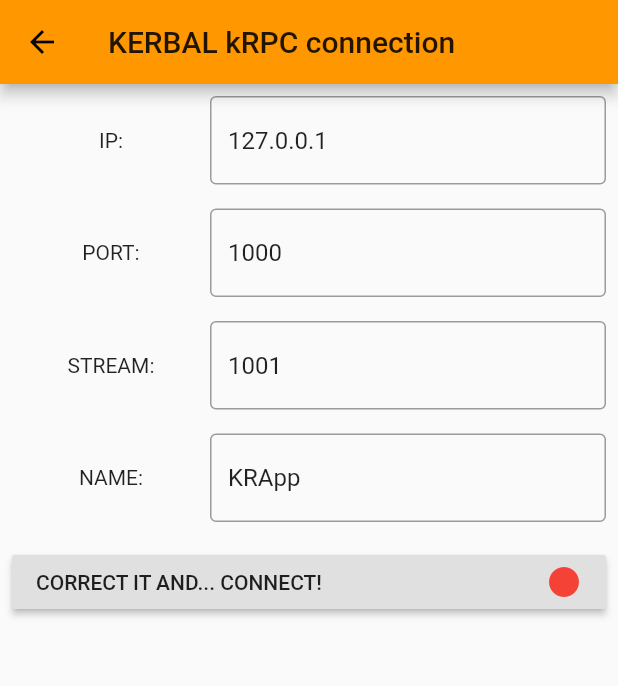
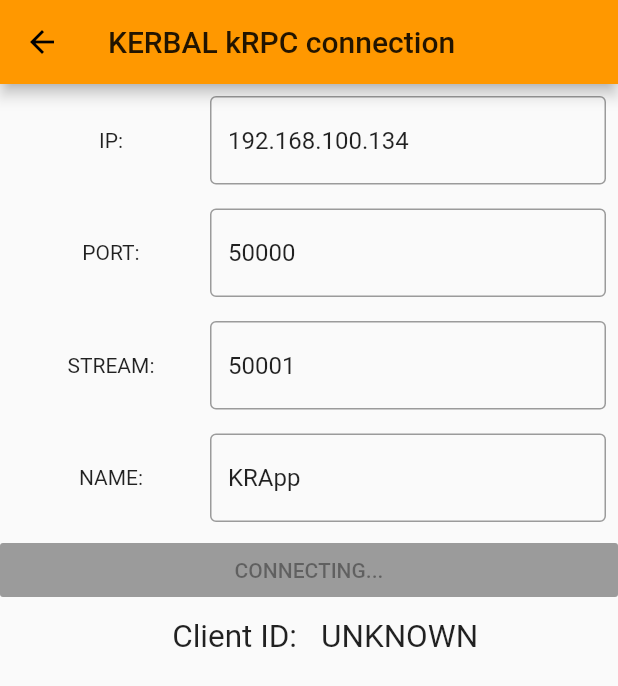
Before and after one commit to MecaVol/KerbalRemoteApplication, a Flutter app: the ConnectionPage screen opened by its route, after a tap on "CONNECT", on a phone screen of 412 x 824 dp. Shown: the top 686 px of the screen. Run offline on Flutter 3.47's test engine with Material 2 defaults, Android fonts, the phone set to English and light mode, and no system bars; our stand-ins replace bloc, fixnum, flutter_bloc, logger, shared_preferences; missing offline and left inert: protobuf; accounts and stored records are empty; network calls fail; statements that could not run were skipped.

Commit message:
Connection bloc reviewed completely.

```diff
--- a/lib/blocs/kerbal_communicator/kerbal_communicator_bloc.dart
+++ b/lib/blocs/kerbal_communicator/kerbal_communicator_bloc.dart
@@ -2,8 +2,8 @@ import 'dart:async';
 import 'dart:typed_data';
 
 import 'package:bloc/bloc.dart';
-import 'package:kerbal_remote_application/proto/krpc.pb.dart' show Request, ProcedureCall;
-import 'package:kerbal_remote_application/utils/logger.dart';
+import 'package:kerbal_remote_application/proto/krpc.pb.dart'
+    show Request, ProcedureCall, Response, ProcedureResult;
 
 import 'package:meta/meta.dart';
 
@@ -16,14 +16,11 @@ part 'kerbal_communicator_state.dart';
 ///
 /// It is provided with kRPC sink and stream to send requests and receive
 /// responses, and to handle kRPC streams.
-class KerbalComBloc
-    extends Bloc<KerbalComEvent, KerbalComState> {
-
-  StreamSink<dynamic> _rpcSink;
-  Stream<dynamic> _rpcStream;
+class KrappComBloc
+    extends Bloc<KrappComEvent, KrappComState> {
 
   @override
-  KerbalComState get initialState => IdleKerbalComState();
+  KrappComState get initialState => IdleKerbalComState();
 
   Uint8List _getClientIDRawRequest() {
     var request = Request();
@@ -35,15 +32,12 @@ class KerbalComBloc
   }
 
   @override
-  Stream<KerbalComState> mapEventToState(
-      KerbalComEvent event) async* {
+  Stream<KrappComState> mapEventToState(
+      KrappComEvent event) async* {
     yield IdleKerbalComState();
-    if (event is SetRPCKerbalComEvent) {
-      _rpcSink = event.rpcSink;
-      _rpcStream = event.rpcStream;
-      _rpcSink.add(_getClientIDRawRequest());
-      var rawResponse = await _rpcStream.first;
-      logD(rawResponse.toString());
+    if (event is ResponseKrappComEvent) {
+      var response = Response();
+      yield JsonResponseKrappComState(response.writeToJsonMap());
     }
   }
 }
--- a/lib/blocs/kerbal_communicator/kerbal_communicator_event.dart
+++ b/lib/blocs/kerbal_communicator/kerbal_communicator_event.dart
@@ -1,14 +1,10 @@
 part of 'kerbal_communicator_bloc.dart';
 
 @immutable
-abstract class KerbalComEvent {}
+abstract class KrappComEvent {}
 
-class SetRPCKerbalComEvent extends KerbalComEvent {
-  final StreamSink<dynamic> _dataSink;
-  final Stream<dynamic> _dataStream;
-
-  StreamSink<dynamic> get rpcSink => _dataSink;
-  Stream<dynamic> get rpcStream => _dataStream;
-
-  SetRPCKerbalComEvent(this._dataSink, this._dataStream);
+class ResponseKrappComEvent extends KrappComEvent {
+  final Uint8List _data;
+  Uint8List get data => _data;
+  ResponseKrappComEvent(this._data);
 }
--- a/lib/blocs/kerbal_communicator/kerbal_communicator_state.dart
+++ b/lib/blocs/kerbal_communicator/kerbal_communicator_state.dart
@@ -1,6 +1,12 @@
 part of 'kerbal_communicator_bloc.dart';
 
 @immutable
-abstract class KerbalComState {}
+abstract class KrappComState {}
 
-class IdleKerbalComState extends KerbalComState {}
+class IdleKerbalComState extends KrappComState {}
+
+class JsonResponseKrappComState extends KrappComState {
+  final Map<String, dynamic> _json;
+  Map<String, dynamic> get json => _json;
+  JsonResponseKrappComState(this._json);
+}
--- a/lib/blocs/kerbal_connection/kerbal_connection_bloc.dart
+++ b/lib/blocs/kerbal_connection/kerbal_connection_bloc.dart
@@ -1,37 +1,47 @@
 import 'dart:async';
-import 'dart:io';
 import 'dart:typed_data';
 import 'package:bloc/bloc.dart';
 import 'package:flutter/cupertino.dart';
 import 'package:flutter_bloc/flutter_bloc.dart';
-import 'package:kerbal_remote_application/blocs/kerbal_communicator/kerbal_communicator_bloc.dart';
+import 'package:kerbal_remote_application/model/krapp_data.dart';
 import 'package:kerbal_remote_application/proto/encoded_messages.dart';
 import 'package:kerbal_remote_application/utils/logger.dart';
 import 'package:meta/meta.dart';
+import 'package:web_socket_channel/io.dart';
 import 'package:web_socket_channel/web_socket_channel.dart';
 
 part 'kerbal_connection_event.dart';
 
 part 'kerbal_connection_state.dart';
 
-enum CONNECTION_STATUS {
-  DISCONNECTED,
-  CONNECTED,
-  ERROR
-}
-
 /// [KrappConnBloc] is responsible of sending and receiving data from
 /// KSP, through web socket protocol
 ///
 /// Through the web_socket_channel plugin, it establishes a websocket
 /// connection to kRPC and provide rpc and stream communication interfaces.
-/// See KerbalCommunicator classes for communication interfaces.
+///
 class KrappConnBloc extends Bloc<KrappConnEvent, KrappConnState> {
-  WebSocketChannel _channel;
-  CONNECTION_STATUS _status = CONNECTION_STATUS.DISCONNECTED;
+
+  WebSocketChannel _rpcChannel;
+  WebSocketChannel _streamChannel;
+
+  Stream<KrappData> rpcStream;
+
+  final _krappStreamTransformer = StreamTransformer<Uint8List, KrappData>
+    .fromHandlers(
+      handleData: (Uint8List data, EventSink<KrappData> sink) {
+        sink.add(KrappData(data, null));
+      },
+      handleError: (error, _, EventSink<KrappData> sink) {
+        sink.add(KrappData(null, error.toString()));
+      },
+      handleDone: (EventSink<KrappData> sink) {
+        sink.add(KrappData(null, 'Stream stopped by the kRPC server!'));
+      }
+  );
 
   @override
-  KrappConnState get initialState => StatusKrappConnState(_status);
+  KrappConnState get initialState => DisconnectedKrappConnState();
 
   Uri _getUri(String url, int port, [String name = 'Krapp']) {
     // todo: Make some checks?
@@ -41,35 +51,46 @@ class KrappConnBloc extends Bloc<KrappConnEvent, KrappConnState> {
   @override
   Stream<KrappConnState> mapEventToState(KrappConnEvent event) async* {
 
-    yield WaitingKrappConnState();
-
-    if (event is StatusKrappConnEvent) {
-      yield StatusKrappConnState(_status);
-
-    } else if (event is ConnectKrappConnEvent) {
+    if (event is ConnectKrappConnEvent) {
+      yield ConnectingKrappConnState();
       Uri uri = _getUri(event.url, event.port, event.name);
-      _channel = WebSocketChannel.connect(uri);
-      _channel.stream.listen((data) {
-        if (data is Uint8List) {
-          _status = CONNECTION_STATUS.CONNECTED;
-          logD(data.toString());
-        }
-      }, onError: ((error) {
-        logE('RPC stream error: ' + error.toString());
-        _status = CONNECTION_STATUS.ERROR;
-      }));
-      _channel.sink.add(EncodedMessages.getClientIDRequest());
+      _rpcChannel = IOWebSocketChannel.connect(uri);
+      rpcStream = _rpcChannel.stream.transform(_krappStreamTransformer);
+      _rpcChannel.sink.add(EncodedMessages.getClientIDRequest());
+      KrappData data = await rpcStream.last;
+      if (data.onError) {
+        yield ErrorKrappConnState(data.error);
+        this.add(DisconnectKrappConnEvent());
+      } else {
+        yield ConnectedKrappConnState(rpcStream);
+      }
 
     } else if (event is DisconnectKrappConnEvent) {
-      if (_channel != null || _channel.closeCode != null) {
-        _channel.sink.close();
+      if (_rpcChannel != null || _rpcChannel.closeCode != null) {
+        _rpcChannel.sink.close();
       }
-      _status = CONNECTION_STATUS.DISCONNECTED;
+      if (_streamChannel != null || _streamChannel.closeCode != null) {
+        _streamChannel.sink.close();
+      }
+      _rpcChannel = null;
+      yield DisconnectedKrappConnState();
 
     } else if (event is RpcRequestKrappConnEvent) {
+      if (_rpcChannel != null || _rpcChannel.closeCode != null) {
+        _rpcChannel.sink.add(event.data);
+        KrappData data = await rpcStream.last;
+        if (data.onError) {
+          yield ErrorKrappConnState(data.error);
+          this.add(DisconnectKrappConnEvent());
+        } else {
+          yield RpcResponseKrappConnState(data.data);
+        }
+      } else {
+        yield ErrorKrappConnState('RPC data sent to a closed connection.');
+      }
 
     } else if (event is StreamSubscriptionKrappConnEvent) {
-
+      // todo: do!
     }
   }
 }
--- a/lib/blocs/kerbal_connection/kerbal_connection_event.dart
+++ b/lib/blocs/kerbal_connection/kerbal_connection_event.dart
@@ -3,21 +3,32 @@ part of 'kerbal_connection_bloc.dart';
 @immutable
 abstract class KrappConnEvent {}
 
-class StatusKrappConnEvent extends KrappConnEvent {}
-
+/// Request for connection event. It requires some fields to build the Uri, but
+/// it connects to localhost with default kRPC server ports if not provided.
 class ConnectKrappConnEvent extends KrappConnEvent {
 
   final String url;
   final int port;
+  final int stream;
   final String name;
 
-  ConnectKrappConnEvent(this.url, this.port, [this.name = "KRApp"]);
+  ConnectKrappConnEvent(this.url, this.port, this.stream, [this.name = "KRApp"]) {
+    logD('CONNECTION REQUEST: url=' + url + ' port=' + port.toString() +
+        ' stream=' + stream.toString() + ' name=' + name);
+  }
 }
 
+/// Request for kRPC disconnection.
 class DisconnectKrappConnEvent extends KrappConnEvent {}
 
+/// Event to handle a RPC request. It has to be encoded already!
 class RpcRequestKrappConnEvent extends KrappConnEvent {
-  // todo: add Request data
+  final Uint8List _data;
+  Uint8List get data => _data;
+  RpcRequestKrappConnEvent(this._data) {}
 }
 
-class StreamSubscriptionKrappConnEvent extends KrappConnEvent {}
+/// Request for a kRPC data stream to start.
+class StreamSubscriptionKrappConnEvent extends KrappConnEvent {
+  // todo: do!
+}
--- a/lib/blocs/kerbal_connection/kerbal_connection_state.dart
+++ b/lib/blocs/kerbal_connection/kerbal_connection_state.dart
@@ -3,8 +3,35 @@ part of 'kerbal_connection_bloc.dart';
 @immutable
 abstract class KrappConnState {}
 
-class WaitingKrappConnState extends KrappConnState {}
+/// Initial State. It also shows that the connection is reset completely.
+class DisconnectedKrappConnState extends KrappConnState {}
 
+/// Temporary state, while waiting for the connection to establish or fail.
+class ConnectingKrappConnState extends KrappConnState {}
+
+/// Connected event, providing a KrappData stream to allow stream building
+/// widget if needed.
+class ConnectedKrappConnState extends KrappConnState {
+  final Stream<KrappData> _rpcStream;
+  Stream<KrappData> get rpcStream => _rpcStream;
+  ConnectedKrappConnState(this._rpcStream) {}
+}
+
+/// A unitary RPC response from server, with no TCP connection error.
+/// Warning: it may be fired in case of protobuf error sent by kRPC server!
+class RpcResponseKrappConnState extends KrappConnState {
+  final Uint8List _data;
+  Uint8List get data => _data;
+  RpcResponseKrappConnState(this._data);
+}
+
+class StreamKrappConnState extends KrappConnState {
+  // todo: Stream stuff
+}
+
+/// Fired when a TCP connection error has been encountered. It may be due to
+/// wrong parameters in initial connection request, or any connectivity
+/// problem.
 class ErrorKrappConnState extends KrappConnState {
   final String _message;
 
@@ -12,19 +39,3 @@ class ErrorKrappConnState extends KrappConnState {
     logE('CONNECTION ERRROR: ' + _message);
   }
 }
-
-class StatusKrappConnState extends KrappConnState {
-  final CONNECTION_STATUS _status;
-
-  CONNECTION_STATUS get status => _status;
-
-  StatusKrappConnState(this._status);
-}
-
-class RpcResponseKrappConnState extends KrappConnState {
-  // todo: Response stuff
-}
-
-class StreamKrappConnState extends KrappConnState {
-  // todo: Stream stuff
-}
--- a/lib/main.dart
+++ b/lib/main.dart
@@ -1,11 +1,9 @@
 import 'package:flutter/material.dart';
 import 'package:flutter_bloc/flutter_bloc.dart';
 import 'package:kerbal_remote_application/pages/route_generator.dart';
-import 'package:logger_flutter/logger_flutter.dart';
 import 'blocs/kerbal_communicator/kerbal_communicator_bloc.dart';
 import 'blocs/kerbal_connection/kerbal_connection_bloc.dart';
 import 'blocs/shared_prefs/shared_prefs_bloc.dart';
-import 'pages/connection_page.dart';
 import 'themes/theme_generator.dart';
 
 void main() {
@@ -20,8 +18,8 @@ class KerbalRemoteApp extends StatelessWidget {
         BlocProvider<KrappConnBloc>(
           create: (_) => KrappConnBloc(),
         ),
-        BlocProvider<KerbalComBloc>(
-          create: (_) => KerbalComBloc(),
+        BlocProvider<KrappComBloc>(
+          create: (_) => KrappComBloc(),
         ),
         BlocProvider<SharedPrefsBloc>(
           create: (_) => SharedPrefsBloc(),
--- /dev/null
+++ b/lib/model/krapp_data.dart
@@ -0,0 +1,20 @@
+import 'dart:typed_data';
+
+import 'package:kerbal_remote_application/utils/logger.dart';
+
+/// Class to handle data received from kRPC web sockets.
+///
+/// It handles stream errors form web sockets and received raw data of the
+/// protobuf.
+class KrappData {
+  final String _error;
+  final Uint8List _data;
+
+  bool get onError => _error != null;
+  String get error => _error ?? 'None';
+  Uint8List get data => _data;
+
+  KrappData(this._data, this._error) {
+    logD('KrappData: data=' + _data.toString() + ' error=' + _error);
+  }
+}
--- a/lib/pages/debug_page.dart
+++ b/lib/pages/debug_page.dart
@@ -1,4 +1,8 @@
 import 'package:flutter/material.dart';
+import 'package:flutter_bloc/flutter_bloc.dart';
+import 'package:kerbal_remote_application/blocs/kerbal_connection/kerbal_connection_bloc.dart';
+import 'package:kerbal_remote_application/proto/encoded_messages.dart';
+import 'package:kerbal_remote_application/utils/logger.dart';
 import 'package:kerbal_remote_application/widgets/kerbal_connection_icon.dart';
 
 class DebugPage extends StatelessWidget {
@@ -6,9 +10,34 @@ class DebugPage extends StatelessWidget {
   Widget build(BuildContext context) {
     return Scaffold(
       appBar: AppBar(
-        title: Text('TESTS'),
+        title: Text('DEBUG'),
         actions: <Widget>[
           KrappConnIcon(),
+        ],
+      ),
+      body: ListView(
+        children: <Widget>[
+          ExpansionTile(
+            title: Text('SEVER STATUS'),
+            onExpansionChanged: (value) {
+              if (value) { // Tile is expanded
+                BlocProvider.of<KrappConnBloc>(context).add(
+                    RpcRequestKrappConnEvent(EncodedMessages.getServerStatus())
+                );
+              }
+            },
+            children: <Widget>[
+              BlocBuilder<KrappConnBloc, KrappConnState>(
+                builder: (context, state) {
+                  if (state is ErrorKrappConnState) {
+                    return Text('ERROR!');
+                  } else {
+                    return Text('?');
+                  }
+                },
+              ),
+            ],
+          )
         ],
       ),
     );
--- a/lib/proto/encoded_messages.dart
+++ b/lib/proto/encoded_messages.dart
@@ -1,6 +1,7 @@
-import 'dart:typed_data';
+import 'dart:typed_data' show Uint8List;
 
-import 'package:kerbal_remote_application/proto/krpc.pb.dart';
+import 'package:kerbal_remote_application/proto/krpc.pb.dart'
+  show Request, ProcedureCall;
 
 class EncodedMessages{
   static Uint8List getClientIDRequest() {
@@ -13,4 +14,15 @@ class EncodedMessages{
 
     return request.writeToBuffer();
   }
+
+  static Uint8List getServerStatus() {
+    var request = Request()
+      ..calls.add(
+          ProcedureCall()
+            ..service = 'KRPC'
+            ..procedure = 'GetServices'
+      );
+
+    return request.writeToBuffer();
+  }
 }
--- a/lib/themes/theme_generator.dart
+++ b/lib/themes/theme_generator.dart
@@ -5,6 +5,10 @@ class ThemeGenerator {
     return ThemeData(
       primarySwatch: Colors.orange,
       visualDensity: VisualDensity.adaptivePlatformDensity,
+
+      // Text stuff
+      // todo
+
       // TextField stuff:
       inputDecorationTheme: InputDecorationTheme(
         border: OutlineInputBorder(),
--- a/lib/widgets/kerbal_connection_icon.dart
+++ b/lib/widgets/kerbal_connection_icon.dart
@@ -11,8 +11,7 @@ class KrappConnIcon extends StatelessWidget {
       },
       child: BlocBuilder<KrappConnBloc, KrappConnState>(
         builder: (context, state) {
-          if (state is StatusKrappConnState &&
-              state.status == CONNECTION_STATUS.CONNECTED) {
+          if (state is ConnectedKrappConnState) {
             return Icon(Icons.brightness_1, color:  Colors.green,);
           } else {
             return Icon(Icons.brightness_1, color:  Colors.red,);
--- a/lib/widgets/kerbal_connection_widget.dart
+++ b/lib/widgets/kerbal_connection_widget.dart
@@ -5,6 +5,8 @@ import 'package:flutter/material.dart';
 import 'package:flutter_bloc/flutter_bloc.dart';
 import 'package:kerbal_remote_application/blocs/kerbal_connection/kerbal_connection_bloc.dart';
 import 'package:kerbal_remote_application/blocs/shared_prefs/shared_prefs_bloc.dart';
+import 'package:kerbal_remote_application/proto/encoded_messages.dart';
+import 'package:kerbal_remote_application/utils/logger.dart';
 
 /// Widget responsible to connect to KSP. User to set IP, port and optionnally
 /// the name of the connection (to display in kRPC)
@@ -19,12 +21,15 @@ class KerbalConnectionWidget extends StatefulWidget {
 }
 
 class _KerbalConnectionWidgetState extends State<KerbalConnectionWidget> {
-  final _urlController = TextEditingController()..text = '127.0.0.1';
-  final _portController = TextEditingController()..text = '1000';
-  final _streamController = TextEditingController()..text = '1001';
+  final _urlController = TextEditingController()..text = '192.168.100.134';
+  final _portController = TextEditingController()..text = '50000';
+  final _streamController = TextEditingController()..text = '50001';
   final _nameController = TextEditingController()..text = 'KRApp';
 
   Timer timer;
+  int timerCount = 0;
+
+  String _clientID;
 
   @override
   Widget build(BuildContext context) {
@@ -33,7 +38,7 @@ class _KerbalConnectionWidgetState extends State<KerbalConnectionWidget> {
         if (state is LastIPs) {
           _urlController.text = state.ips.last;
         } else {
-          _urlController.text = "127.0.0.1";
+          _urlController.text = '192.168.100.21';
         }
       },
       child: BlocBuilder<SharedPrefsBloc, SharedPrefsState>(
@@ -57,7 +62,8 @@ class _KerbalConnectionWidgetState extends State<KerbalConnectionWidget> {
     var widgets = <Widget>[];
     widgets.addAll(_buildTextFieldList());
     widgets.add(_buildConnectionButton());
-    return Column(
+    widgets.add(_buildClientIDLabel());
+    return ListView(
       children: widgets,
     );
   }
@@ -151,110 +157,82 @@ class _KerbalConnectionWidgetState extends State<KerbalConnectionWidget> {
   }
 
   Widget _buildConnectionButton() {
-    return BlocBuilder<KrappConnBloc, KrappConnState>(
-      builder: (context, state) {
-        // DISCONNECTED (initial status as well)
-        if (state is StatusKrappConnState &&
-            state.status == CONNECTION_STATUS.DISCONNECTED)
-        {
-          return Padding(
-            padding: const EdgeInsets.all(8.0),
-            child: RaisedButton(
-              onPressed: () => BlocProvider.of<KrappConnBloc>(context).add(
+    return BlocListener<KrappConnBloc, KrappConnState>(
+      listener: (_, state) {
+        // When state is 'CONNECTING...' make the RPC request for client ID,
+        // to make sure connection is working.
+        if (state is ConnectingKrappConnState) {
+          BlocProvider.of<KrappConnBloc>(context).add(
+            RpcRequestKrappConnEvent(EncodedMessages.getClientIDRequest())
+          );
+        } else if (state is RpcResponseKrappConnState) {
+
+        }
+      },
+      child: BlocBuilder<KrappConnBloc, KrappConnState>(
+        builder: (_, state) {
+
+          String textButton;
+          VoidCallback _pressCallback;
+
+          if (state is DisconnectedKrappConnState) {
+            textButton = 'CONNECT';
+            _pressCallback = () => BlocProvider.of<KrappConnBloc>(context).add(
               ConnectKrappConnEvent(
                 _urlController.text,
-                      int.parse(_portController.text ?? '0'),
+                int.parse(_portController.text),
+                int.parse(_streamController.text),
                 _nameController.text
               )
+            );
+          } else if (state is ConnectingKrappConnState) {
+            textButton = 'CONNECTING...';
+            _pressCallback = null;
+
+          } else if (state is ConnectedKrappConnState ||
+              state is RpcResponseKrappConnState) {
+            textButton = 'DISCONNECT';
+            _pressCallback = () => BlocProvider.of<KrappConnBloc>(context).add(
+              DisconnectKrappConnEvent()
+            );
+          } else if (state is ErrorKrappConnState) {
+            textButton = 'ERROR! RESET?';
+            _pressCallback = () => BlocProvider.of<KrappConnBloc>(context).add(
+              DisconnectKrappConnEvent()
+            );
+          }
+
+          return RaisedButton(
+            onPressed: _pressCallback,
+            child: Text(textButton),
+          );
+        },
       ),
+    );
+  }
+
+  Widget _buildClientIDLabel() {
+    return BlocListener<KrappConnBloc, KrappConnState>(
+      listener: (_, state) {
+        if (state is RpcResponseKrappConnState) {
+          logD(state.data.toString());
+        }
+      },
+      child: Container(
         child: Row(
           children: <Widget>[
-                  Expanded(child: Text('CONNECT')),
-                  Icon(Icons.brightness_1, color: Colors.blue,),
-                ],
-              ),
-            ),
-          );
-        // Checking for any change on KrappConnBloc status every second
-        } else if (state is WaitingKrappConnState){
-          timer = Timer(Duration(seconds: 1), () {
-            BlocProvider.of<KrappConnBloc>(context).add(
-                StatusKrappConnEvent());
-          });
-          return Padding(
+            // todo: adapt using theme
+            Expanded(child: Padding(
               padding: const EdgeInsets.all(8.0),
-            child: RaisedButton(
-              onPressed: () => null,
-              child: Row(
-                children: <Widget>[
-                  Expanded(child: Text('PLEASE WAIT...')),
-                  Icon(Icons.brightness_1, color: Colors.orange,),
-                ],
-              ),
-            ),
-          );
-        // In case of error
-        } else if (state is StatusKrappConnState &&
-                   state.status == CONNECTION_STATUS.ERROR)
-        {
-          return Padding(
+              child: Text('Client ID: ', textScaleFactor: 1.5, textAlign: TextAlign.right,),
+            )),
+            Expanded(child: Padding(
               padding: const EdgeInsets.all(8.0),
-            child: RaisedButton(
-              onPressed: () => BlocProvider.of<KrappConnBloc>(context).add(
-                ConnectKrappConnEvent(
-                    _urlController.text,
-                    int.parse(_portController.text ?? '0'),
-                    _nameController.text
-                )
-              ),
-              child: Row(
-                children: <Widget>[
-                  Expanded(child: Text('CORRECT IT AND... CONNECT!')),
-                  Icon(Icons.brightness_1, color: Colors.red,),
-                ],
-              ),
-            ),
-          );
-        // If connection was successful
-        } else if (state is StatusKrappConnState &&
-                    state.status == CONNECTION_STATUS.CONNECTED)
-        {
-          return Padding(
-            padding: const EdgeInsets.all(8.0),
-            child: RaisedButton(
-              onPressed: () => BlocProvider.of<KrappConnBloc>(context).add(
-                  DisconnectKrappConnEvent()
-              ),
-              child: Row(
-                children: <Widget>[
-                  Expanded(child: Text('DISCONNECT')),
-                  Icon(Icons.brightness_1, color: Colors.green,),
-                ],
-              ),
-            ),
-          );
-        // We shouldn't reach here!
-        } else {
-          return Padding(
-            padding: const EdgeInsets.all(8.0),
-            child: RaisedButton(
-              onPressed: () => BlocProvider.of<KrappConnBloc>(context).add(
-                ConnectKrappConnEvent(
-                  _urlController.text,
-                  int.parse(_portController.text ?? '0'),
-                  _nameController.text
-                )
-              ),
-              child: Row(
-                children: <Widget>[
-                  Expanded(child: Text('CONNECT')),
-                  Icon(Icons.brightness_1, color: Colors.blue,),
+              child: Text(_clientID ?? 'UNKNOWN', textScaleFactor: 1.5, textAlign: TextAlign.left,),
+            ),),
           ],
         ),
       ),
     );
   }
 }
-    );
-  }
-}
--- a/pubspec.yaml
+++ b/pubspec.yaml
@@ -30,6 +30,7 @@ dependencies:
 
   flutter_bloc: ^4.0.0
   shared_preferences: '>=0.5.7+2 <2.0.0'
+  stream_channel: ^2.0.0
   web_socket_channel: ^1.1.0
   logger_flutter: ^0.7.1
   protobuf: ^1.0.1
```
Also changed, not shown: 1 other file. Lines whose indentation alone changed are shown as unchanged.
